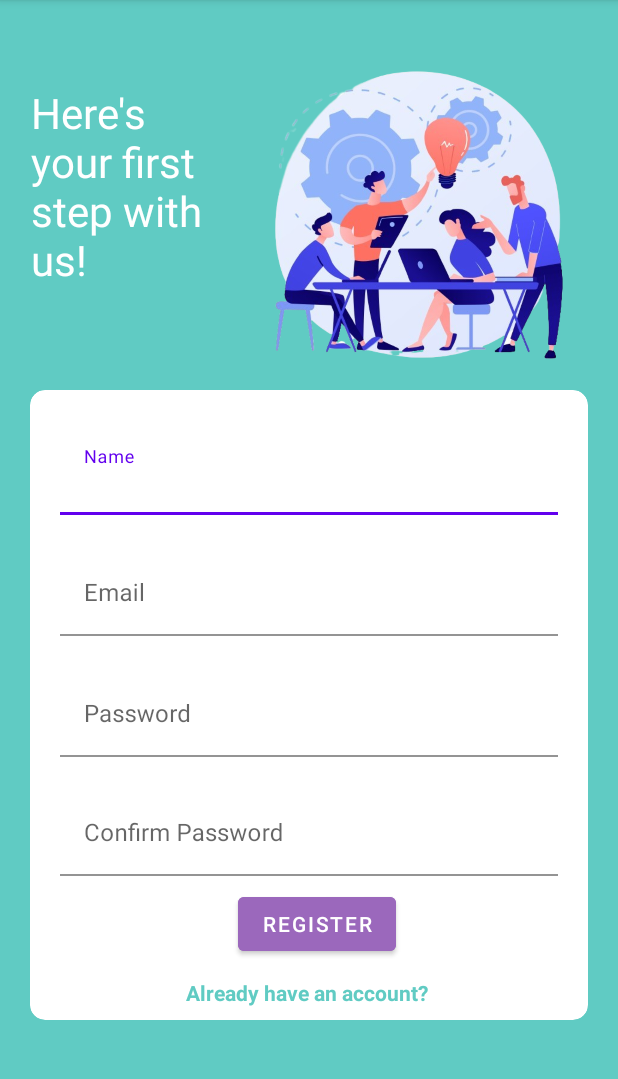
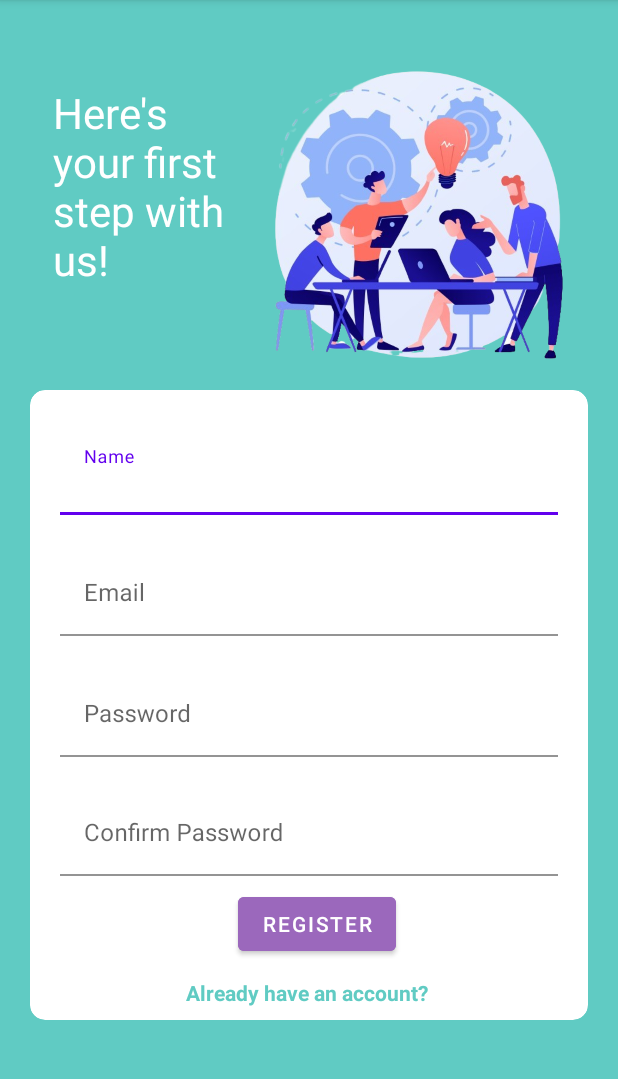
Before and after one commit to Divu03/AcmegreadProject, an Android app: the screen it shows after launch (MainActivity), on a phone screen of 412 x 824 dp, the part 84-1163 px from its top. Run offline under Robolectric (Android 15) with nearby library versions, the phone set to English and light mode, and no system bars.

Commit message:
1.3.1 Final Version of APP

```diff
--- a/Shopping/app/src/main/res/layout/activity_main.xml
+++ b/Shopping/app/src/main/res/layout/activity_main.xml
@@ -24,13 +24,11 @@
         android:id="@+id/intro"
         android:layout_width="125dp"
         android:layout_height="157dp"
-        android:layout_marginStart="20dp"
+        android:layout_marginStart="35dp"
         android:layout_marginTop="56dp"
-        android:layout_marginEnd="266dp"
         android:text="@string/intro"
         android:textColor="@color/white"
         android:textSize="28sp"
-        app:layout_constraintEnd_toEndOf="parent"
         app:layout_constraintStart_toStartOf="parent"
         app:layout_constraintTop_toTopOf="parent" />
 
```
